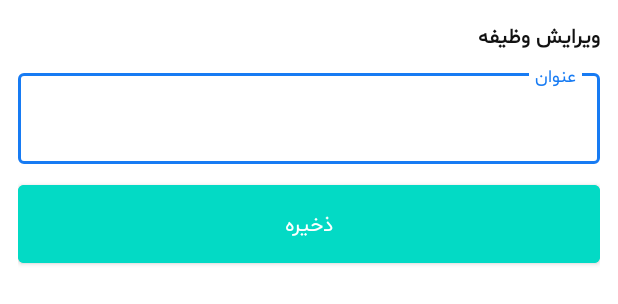
After one commit to sarina-hemmatpour/ToDoListProject, an Android app: the layout edit_dialog.xml on its own in the app's theme, with its tools: preview values and no code run, on a phone screen of 412 x 824 dp. The commit adds this screen. Shown: the top 304 px of the screen. Run offline under Robolectric (Android 15) with nearby library versions, the phone set to English and light mode, and no system bars.

Commit message:
edit option

```diff
--- a/app/src/main/res/layout/dialog.xml
+++ b/app/src/main/res/layout/add_dialog.xml
@@ -14,20 +14,20 @@
         android:textColor="@color/black"
         android:textStyle="bold"/>
     <com.google.android.material.textfield.TextInputLayout
-        android:id="@+id/etLayout_dialog_title"
+        android:id="@+id/etLayout_addDialog_title"
         android:layout_width="match_parent"
         android:layout_height="wrap_content"
         style="@style/Widget.MaterialComponents.TextInputLayout.OutlinedBox"
         android:hint="@string/dialog_title"
         android:layout_marginTop="8dp">
         <com.google.android.material.textfield.TextInputEditText
-            android:id="@+id/et_dialog_title"
+            android:id="@+id/et_addDialog_title"
             android:layout_width="match_parent"
             android:layout_height="wrap_content"/>
     </com.google.android.material.textfield.TextInputLayout>
 
     <com.google.android.material.button.MaterialButton
-        android:id="@+id/btn_dialog_save"
+        android:id="@+id/btn_addDialog_save"
         android:layout_width="match_parent"
         android:layout_height="64dp"
         android:backgroundTint="@color/colorAccent"
--- /dev/null
+++ b/app/src/main/res/layout/edit_dialog.xml
@@ -0,0 +1,37 @@
+<?xml version="1.0" encoding="utf-8"?>
+<LinearLayout xmlns:android="http://schemas.android.com/apk/res/android"
+    xmlns:app="http://schemas.android.com/apk/res-auto"
+    android:orientation="vertical"
+    android:layout_width="match_parent"
+    android:layout_height="wrap_content"
+    android:layoutDirection="rtl"
+    android:padding="12dp">
+
+    <TextView
+        android:layout_width="wrap_content"
+        android:layout_height="wrap_content"
+        android:text="ویرایش وظیفه"
+        android:textColor="@color/black"
+        android:textStyle="bold"/>
+    <com.google.android.material.textfield.TextInputLayout
+        android:id="@+id/etLayout_editDialog_title"
+        android:layout_width="match_parent"
+        android:layout_height="wrap_content"
+        style="@style/Widget.MaterialComponents.TextInputLayout.OutlinedBox"
+        android:hint="@string/dialog_title"
+        android:layout_marginTop="8dp">
+        <com.google.android.material.textfield.TextInputEditText
+            android:id="@+id/et_editDialog_title"
+            android:layout_width="match_parent"
+            android:layout_height="wrap_content"/>
+    </com.google.android.material.textfield.TextInputLayout>
+
+    <com.google.android.material.button.MaterialButton
+        android:id="@+id/btn_editDialog_save"
+        android:layout_width="match_parent"
+        android:layout_height="64dp"
+        android:backgroundTint="@color/colorAccent"
+        android:text="@string/dialog_save"
+        android:layout_marginTop="8dp"/>
+
+</LinearLayout>
```
Also changed, not shown: app/src/main/java/com/example/todolistproject/AddTaskDialog.java (added, +70 -0 lines), app/src/main/java/com/example/todolistproject/EditTaskDialog.java (renamed from app/src/main/java/com/example/todolistproject/TaskDialog.java, +28 -21 lines), app/src/main/java/com/example/todolistproject/MainActivity.java (+36 -11 lines), app/src/main/java/com/example/todolistproject/Task.java (+40 -1 lines), app/src/main/java/com/example/todolistproject/TaskAdapter.java (+34 -27 lines).
